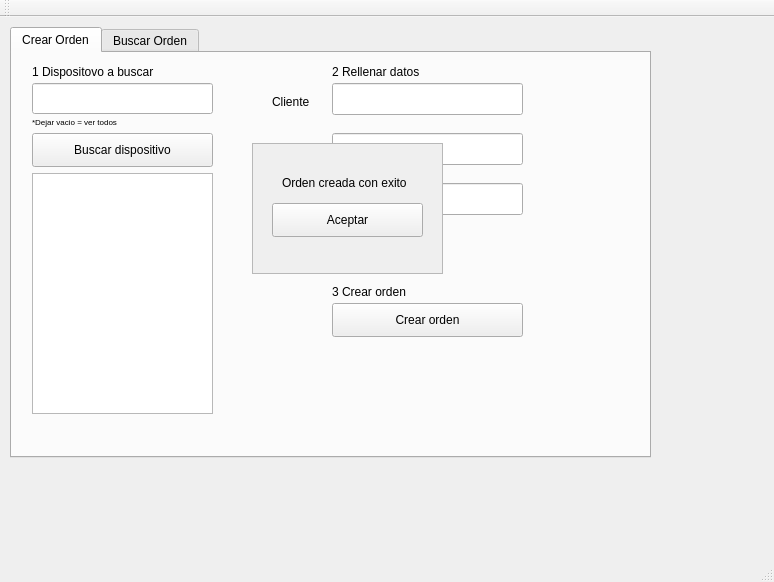
First picture: the form in cliente/Tienda/mainwindow.ui, repository erika9133/servicio_tecnico, before the edit.
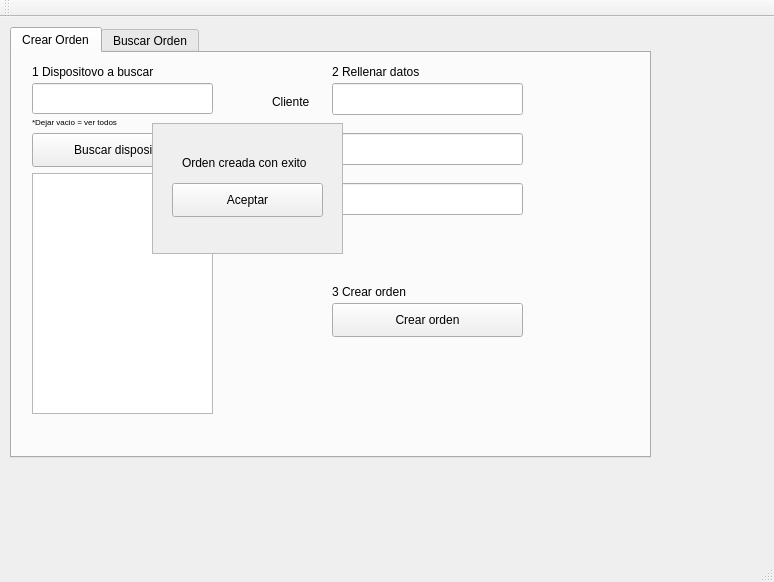
Second picture: the form after the edit.

```diff
--- a/cliente/Tienda/mainwindow.ui
+++ b/cliente/Tienda/mainwindow.ui
@@ -205,8 +205,8 @@
      <widget class="QFrame" name="exito">
       <property name="geometry">
        <rect>
-        <x>240</x>
-        <y>90</y>
+        <x>140</x>
+        <y>70</y>
         <width>191</width>
         <height>131</height>
        </rect>
```
